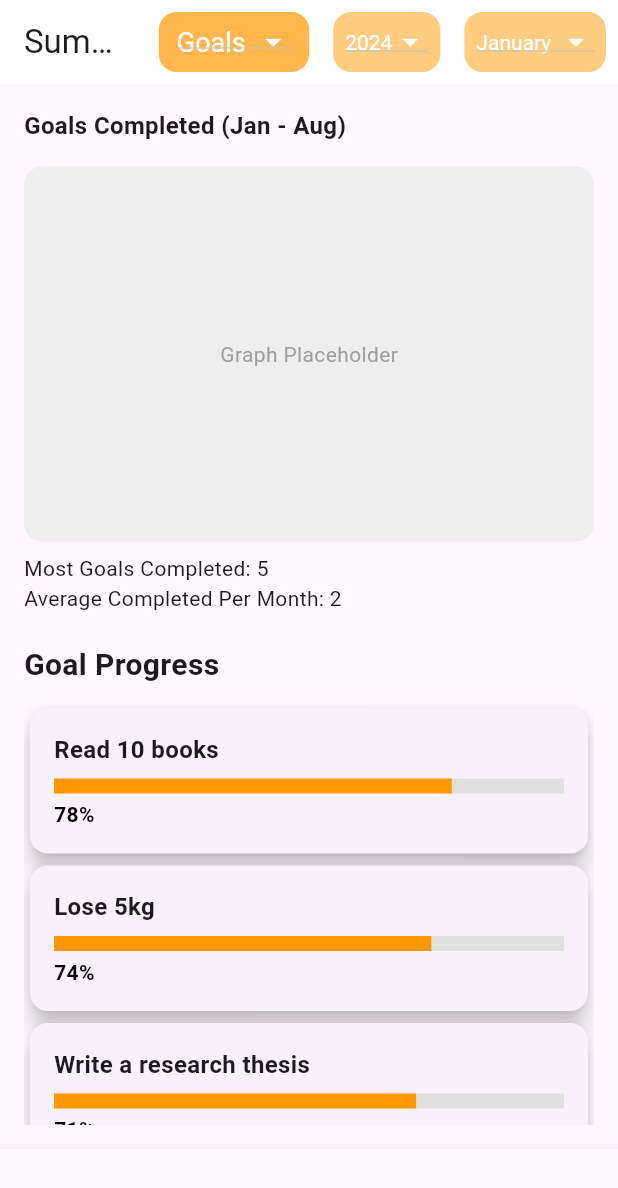
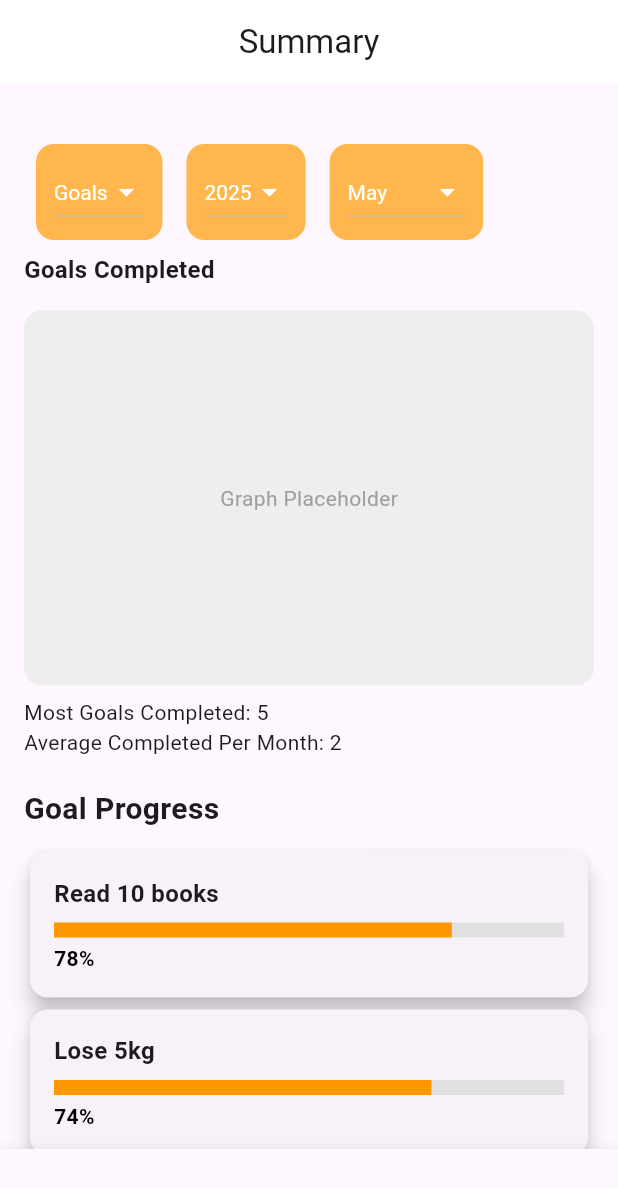
Before and after one commit to AdrielTTE/Habitect, a Flutter app: the screen it shows after launch, on a phone screen of 412 x 824 dp. Shown: the top 1188 px of the screen. Run offline on Flutter 3.47's test engine with Material 3 defaults, Android fonts, the phone set to English and light mode, and no system bars; our stand-ins replace pie_chart.

Commit message:
Refined UI

```diff
--- a/lib/streakTracking.dart
+++ b/lib/streakTracking.dart
@@ -12,210 +12,50 @@ class StreakTracking extends StatefulWidget {
 
 class _StreakTrackingState extends State<StreakTracking> {
   String selectedCategory = 'Goals'; // Default category is 'Goals'
-  String selectedYear = '2024';
-  String selectedMonth = 'January';
+  String selectedYear = '';
+  String selectedMonth = '';
+
+  // Year options
+  List<String> years = ['2022', '2023', '2024', '2025'];
+
+  // Month options
+  List<String> months = [
+    'January', 'February', 'March', 'April', 'May', 'June', 'July', 'August',
+    'September', 'October', 'November', 'December'
+  ];
+
+  // Get the current date and month
+  DateTime currentDate = DateTime.now();
+  int currentMonth = DateTime.now().month;
+  int currentYear = DateTime.now().year;
+
+  @override
+  void initState() {
+    super.initState();
+
+    // Automatically set the selected year and month based on the system date
+    selectedYear = currentYear.toString();
+    selectedMonth = months[currentMonth - 1]; // Month is 1-based, list is 0-based
+  }
 
   @override
   Widget build(BuildContext context) {
+    Color dropdownColor = Colors.orange.shade300; // Set consistent color for all dropdowns
+
     return Scaffold(
       appBar: AppBar(
         title: const Text('Summary'),
         centerTitle: true,
         backgroundColor: Colors.white,
         elevation: 0, // Removing shadow for a cleaner look
-        actions: [
-          // Multi-Level Dropdown Menu for Category (Goals, To Do, Habits)
-          Container(
-            margin: const EdgeInsets.all(8),
-            padding: const EdgeInsets.symmetric(horizontal: 12, vertical: 8),
-            decoration: BoxDecoration(
-              color: Colors.orange.shade300, // Change color to match the design
-              borderRadius: BorderRadius.circular(12),
-            ),
-            child: DropdownButton<String>(
-              value: selectedCategory,
-              items: ['Goals', 'To Do', 'Habits']
-                  .map((category) => DropdownMenuItem(
-                value: category,
-                child: Text(
-                  category,
-                  style: const TextStyle(
-                    color: Colors.white,
-                    fontSize: 18,
-                  ),
-                ),
-              ))
-                  .toList(),
-              onChanged: (value) {
-                setState(() {
-                  selectedCategory = value!;
-                  // Reset year and month on category change
-                  selectedYear = '2024';
-                  selectedMonth = 'January';
-                });
-              },
-              icon: const Icon(
-                Icons.arrow_drop_down,
-                color: Colors.white,
-              ),
-              dropdownColor: Colors.orange.shade300, // Change color
-              style: const TextStyle(color: Colors.white),
-            ),
-          ),
-          // Year Dropdown
-          Container(
-            margin: const EdgeInsets.all(8),
-            padding: const EdgeInsets.symmetric(horizontal: 8, vertical: 6),
-            decoration: BoxDecoration(
-              color: Colors.orange.shade200, // Change color to match the design
-              borderRadius: BorderRadius.circular(12),
-            ),
-            child: DropdownButton<String>(
-              value: selectedYear,
-              items: ['2022', '2023', '2024']
-                  .map((year) => DropdownMenuItem(
-                value: year,
-                child: Text(
-                  year,
-                  style: const TextStyle(color: Colors.white),
-                ),
-              ))
-                  .toList(),
-              onChanged: (value) {
-                setState(() {
-                  selectedYear = value!;
-                });
-              },
-              icon: const Icon(
-                Icons.arrow_drop_down,
-                color: Colors.white,
-              ),
-              dropdownColor: Colors.orange.shade200, // Change color
-              style: const TextStyle(color: Colors.white),
-            ),
-          ),
-          // Month Dropdown
-          Container(
-            margin: const EdgeInsets.all(8),
-            padding: const EdgeInsets.symmetric(horizontal: 8, vertical: 6),
-            decoration: BoxDecoration(
-              color: Colors.orange.shade200, // Change color to match the design
-              borderRadius: BorderRadius.circular(12),
-            ),
-            child: DropdownButton<String>(
-              value: selectedMonth,
-              items: ['January', 'February', 'March', 'April', 'May']
-                  .map((month) => DropdownMenuItem(
-                value: month,
-                child: Text(
-                  month,
-                  style: const TextStyle(color: Colors.white),
-                ),
-              ))
-                  .toList(),
-              onChanged: (value) {
-                setState(() {
-                  selectedMonth = value!;
-                });
-              },
-              icon: const Icon(
-                Icons.arrow_drop_down,
-                color: Colors.white,
-              ),
-              dropdownColor: Colors.orange.shade200, // Change color
-              style: const TextStyle(color: Colors.white),
-            ),
-          ),
-        ],
       ),
-      body: Padding(
+      body: SingleChildScrollView( // Wrap the content in SingleChildScrollView
         padding: const EdgeInsets.all(16.0),
-        child: ListView(
+        child: Column(
           children: [
-            // Conditional rendering based on selectedCategory
-            if (selectedCategory == 'Goals')
-              Column(
-                crossAxisAlignment: CrossAxisAlignment.start,
-                children: [
-                  const Text(
-                    'Goals Completed (Jan - Aug)',
-                    style: TextStyle(
-                      fontSize: 16,
-                      fontWeight: FontWeight.bold,
-                    ),
-                  ),
-                  const SizedBox(height: 16),
-                  // Graph Section for Goals
-                  Container(
-                    height: 250,
-                    decoration: BoxDecoration(
-                      color: Colors.grey.shade200,
-                      borderRadius: BorderRadius.circular(12),
-                    ),
-                    child: const Center(
-                      child: Text(
-                        'Graph Placeholder', // Replace with actual graph
-                        style: TextStyle(color: Colors.grey),
-                      ),
-                    ),
-                  ),
-                  const SizedBox(height: 8),
-                  const Text('Most Goals Completed: 5'),
-                  const Text('Average Completed Per Month: 2'),
-                  const SizedBox(height: 20),
-                  const Text(
-                    'Goal Progress',
-                    style: TextStyle(fontSize: 20, fontWeight: FontWeight.bold),
-                  ),
-                  const SizedBox(height: 10),
-                  ..._buildGoalProgressCards(),
-                  const SizedBox(height: 20),
-                  const Text(
-                    'Priority Chart',
-                    style: TextStyle(fontSize: 20, fontWeight: FontWeight.bold),
-                  ),
-                  const SizedBox(height: 10),
-                  _buildPriorityChart(),
-                ],
-              ),
-            if (selectedCategory == 'To Do')
-              Column(
-                crossAxisAlignment: CrossAxisAlignment.start,
-                children: [
-                  const Text(
-                    'To Do Completed (Jan - Aug)',
-                    style: TextStyle(
-                      fontSize: 16,
-                      fontWeight: FontWeight.bold,
-                    ),
-                  ),
-                  const SizedBox(height: 16),
-                  // Graph Section for To Do
-                  Container(
-                    height: 250,
-                    decoration: BoxDecoration(
-                      color: Colors.grey.shade200,
-                      borderRadius: BorderRadius.circular(12),
-                    ),
-                    child: const Center(
-                      child: Text(
-                        'Graph Placeholder', // Replace with actual graph
-                        style: TextStyle(color: Colors.grey),
-                      ),
-                    ),
-                  ),
-                  const SizedBox(height: 8),
-                  const Text('Most To Dos Completed: 18'),
-                  const Text('Average Completed Per Week: 9'),
-                  const SizedBox(height: 20),
-                  const Text(
-                    'To Do Progress',
-                    style: TextStyle(fontSize: 20, fontWeight: FontWeight.bold),
-                  ),
-                  const SizedBox(height: 10),
-                  _buildPriorityChart(),
-                ],
-              ),
+            const SizedBox(height: 16), // Spacing between the title and dropdowns
+            _buildCategoryYearMonthDropdowns(dropdownColor),
+            _buildCategoryContent(),
           ],
         ),
       ),
@@ -227,6 +67,142 @@ class _StreakTrackingState extends State<StreakTracking> {
           BottomNavigationBarItem(icon: Icon(Icons.group), label: 'Community'),
           BottomNavigationBarItem(icon: Icon(Icons.settings), label: 'Settings'),
         ],
+      ),
+    );
+  }
+
+  // Build Dropdowns for Category, Year, and Month
+  Widget _buildCategoryYearMonthDropdowns(Color dropdownColor) {
+    return Row(
+      mainAxisAlignment: MainAxisAlignment.start,
+      children: [
+        _buildDropdown<String>(
+          value: selectedCategory,
+          items: ['Goals', 'To Do'],
+          onChanged: (value) {
+            setState(() {
+              selectedCategory = value!;
+              selectedYear = currentYear.toString();
+              selectedMonth = months[currentMonth - 1];
+            });
+          },
+          dropdownColor: dropdownColor,
+        ),
+        _buildDropdown<String>(
+          value: selectedYear,
+          items: years,
+          onChanged: (value) {
+            setState(() {
+              selectedYear = value!;
+              selectedMonth = 'January';
+            });
+          },
+          dropdownColor: dropdownColor,
+        ),
+        _buildDropdown<String>(
+          value: selectedMonth,
+          items: _getAvailableMonths(),
+          onChanged: (value) {
+            setState(() {
+              selectedMonth = value!;
+            });
+          },
+          dropdownColor: dropdownColor,
+        ),
+      ],
+    );
+  }
+
+  // Build a Dropdown for Category, Year, or Month
+  Widget _buildDropdown<T>({
+    required T value,
+    required List<String> items,
+    required ValueChanged<T?> onChanged,
+    required Color dropdownColor,
+  }) {
+    return Container(
+      margin: const EdgeInsets.all(8),
+      padding: const EdgeInsets.symmetric(horizontal: 12, vertical: 8),
+      decoration: BoxDecoration(
+        color: dropdownColor, // Use the same color for all dropdowns
+        borderRadius: BorderRadius.circular(12),
+      ),
+      child: DropdownButton<T>(
+        value: value,
+        items: items
+            .map((item) => DropdownMenuItem<T>(
+          value: item as T,
+          child: Text(item, style: const TextStyle(color: Colors.white)),
+        ))
+            .toList(),
+        onChanged: onChanged,
+        icon: const Icon(Icons.arrow_drop_down, color: Colors.white),
+        dropdownColor: dropdownColor, // Make sure dropdown background color matches
+        style: const TextStyle(color: Colors.white),
+      ),
+    );
+  }
+
+  // Content based on the selected category (Goals or To Do)
+  Widget _buildCategoryContent() {
+    if (selectedCategory == 'Goals') {
+      return _buildGoalsContent();
+    }
+    return _buildToDoContent();
+  }
+
+  // Goals content
+  Widget _buildGoalsContent() {
+    return Column(
+      crossAxisAlignment: CrossAxisAlignment.start,
+      children: [
+        const Text('Goals Completed', style: TextStyle(fontSize: 16, fontWeight: FontWeight.bold)),
+        const SizedBox(height: 16),
+        _buildGraphSection(),
+        const SizedBox(height: 8),
+        const Text('Most Goals Completed: 5'),
+        const Text('Average Completed Per Month: 2'),
+        const SizedBox(height: 20),
+        const Text('Goal Progress', style: TextStyle(fontSize: 20, fontWeight: FontWeight.bold)),
+        const SizedBox(height: 10),
+        ..._buildGoalProgressCards(),
+        const SizedBox(height: 20),
+        const Text('Priority Chart', style: TextStyle(fontSize: 20, fontWeight: FontWeight.bold)),
+        const SizedBox(height: 10),
+        _buildPriorityChart(),
+      ],
+    );
+  }
+
+  // To Do content
+  Widget _buildToDoContent() {
+    return Column(
+      crossAxisAlignment: CrossAxisAlignment.start,
+      children: [
+        const Text('To Do Completed', style: TextStyle(fontSize: 16, fontWeight: FontWeight.bold)),
+        const SizedBox(height: 16),
+        _buildGraphSection(),
+        const SizedBox(height: 8),
+        const Text('Most To Dos Completed: 18'),
+        const Text('Average Completed Per Week: 9'),
+        const SizedBox(height: 20),
+        const Text('To Do Progress', style: TextStyle(fontSize: 20, fontWeight: FontWeight.bold)),
+        const SizedBox(height: 10),
+        _buildPriorityChart(),
+      ],
+    );
+  }
+
+  // Graph Section for Goals and To Do
+  Widget _buildGraphSection() {
+    return Container(
+      height: 250,
+      decoration: BoxDecoration(
+        color: Colors.grey.shade200,
+        borderRadius: BorderRadius.circular(12),
+      ),
+      child: const Center(
+        child: Text('Graph Placeholder', style: TextStyle(color: Colors.grey)),
       ),
     );
   }
@@ -253,14 +229,11 @@ class _StreakTrackingState extends State<StreakTracking> {
           child: Column(
             crossAxisAlignment: CrossAxisAlignment.start,
             children: [
-              Text(
-                goal['name'] as String,
-                style: const TextStyle(fontWeight: FontWeight.bold, fontSize: 16),
-              ),
+              Text(goal['name'] as String, style: const TextStyle(fontWeight: FontWeight.bold, fontSize: 16)),
               const SizedBox(height: 8),
               LinearProgressIndicator(
                 value: (goal['progress'] as int) / 100,
-                color: Colors.orange, // Change to orange to match the screenshot
+                color: Colors.orange,
                 backgroundColor: Colors.grey.shade300,
                 minHeight: 10,
               ),
@@ -284,11 +257,22 @@ class _StreakTrackingState extends State<StreakTracking> {
     return PieChart(
       dataMap: data,
       chartType: ChartType.ring,
-      colorList: [Colors.red.shade700, Colors.orange.shade700, Colors.green.shade700], // Adjust colors
+      colorList: [Colors.red.shade700, Colors.orange.shade700, Colors.green.shade700],
       chartRadius: 150,
       centerText: "Priority",
       legendOptions: const LegendOptions(showLegends: true),
       chartValuesOptions: const ChartValuesOptions(showChartValues: false),
     );
   }
+
+  // Get available months based on the current year and month
+  List<String> _getAvailableMonths() {
+    List<String> availableMonths = months;
+
+    if (int.parse(selectedYear) == currentYear) {
+      availableMonths = months.sublist(0, currentMonth);
+    }
+
+    return availableMonths;
+  }
 }
--- a/pubspec.yaml
+++ b/pubspec.yaml
@@ -41,6 +41,7 @@ dev_dependencies:
     sdk: flutter
   fl_chart: ^0.40.0
   pie_chart: ^5.0.0
+  intl: ^0.17.0
   # The "flutter_lints" package below contains a set of recommended lints to
   # encourage good coding practices. The lint set provided by the package is
   # activated in the `analysis_options.yaml` file located at the root of your
```
Also changed, not shown: pubspec.lock.
